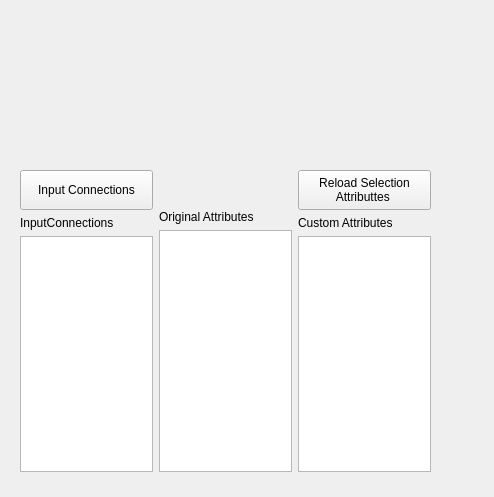
rendermotion/RMPY, file Python/Resources/RMReplaceConnections.ui: the form before one commit.
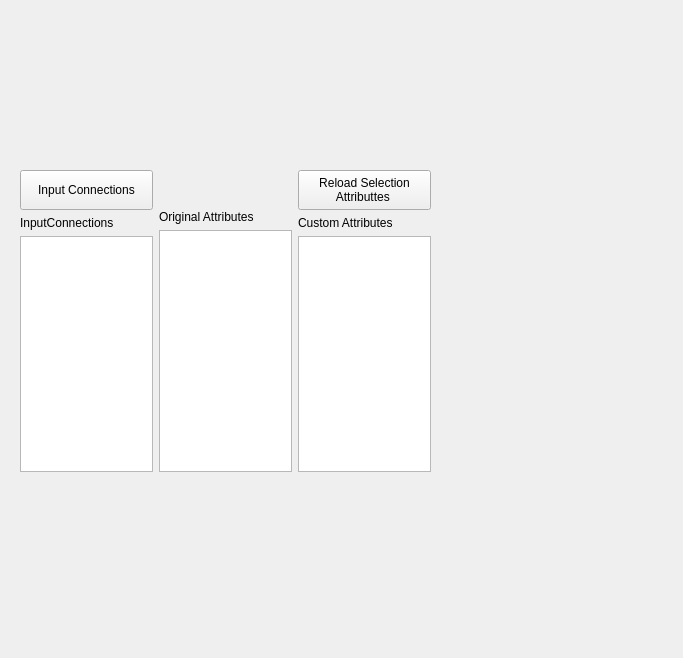
The form after the commit.

```diff
--- a/Python/Resources/RMReplaceConnections.ui
+++ b/Python/Resources/RMReplaceConnections.ui
@@ -6,8 +6,8 @@
    <rect>
     <x>0</x>
     <y>0</y>
-    <width>494</width>
-    <height>497</height>
+    <width>683</width>
+    <height>658</height>
    </rect>
   </property>
   <property name="windowTitle">
```
